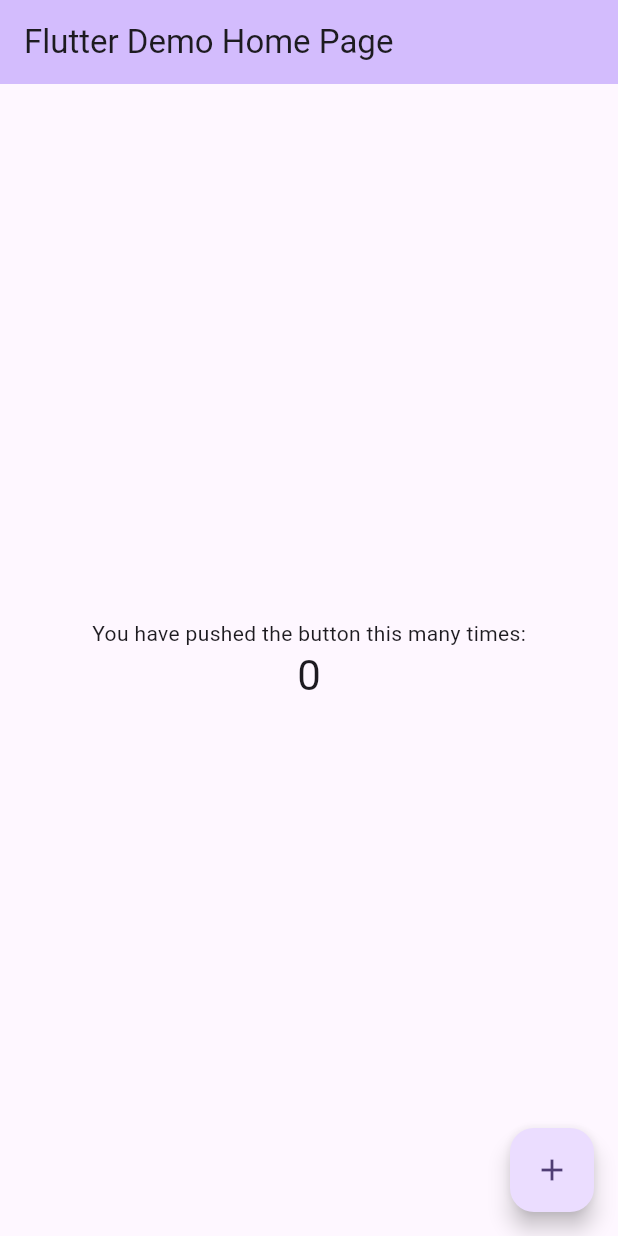
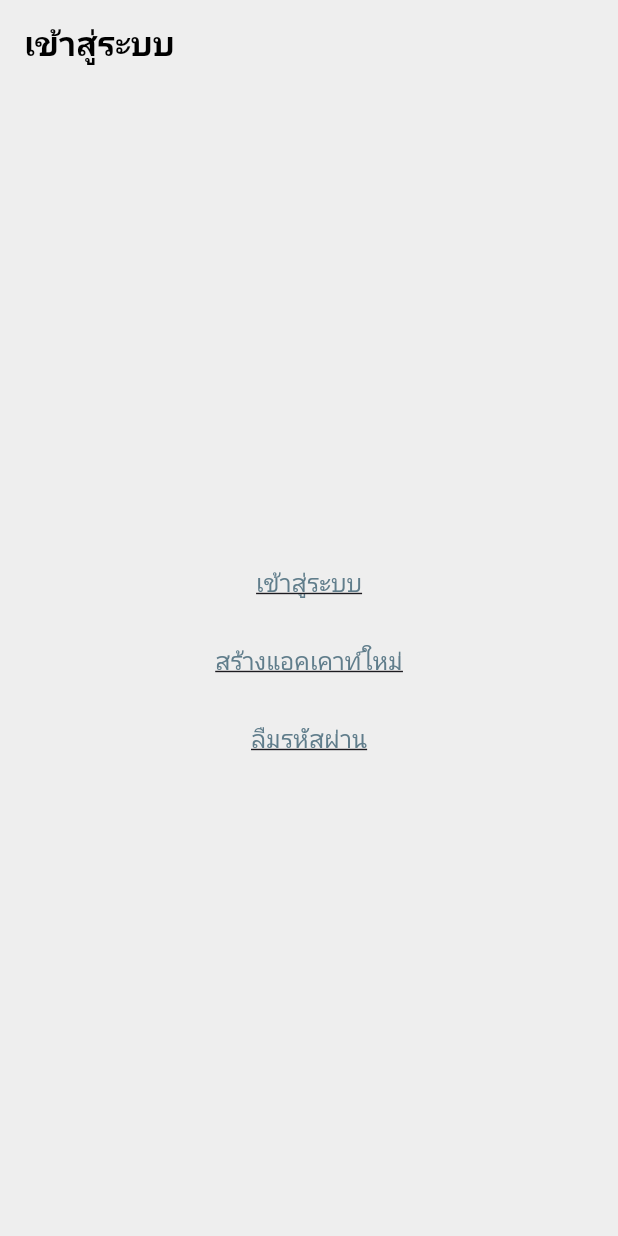
Before and after one commit to haroonsiddiqqureshi/firebase_authen, a Flutter app: the screen it shows after launch, on a phone screen of 412 x 824 dp. Run offline on Flutter 3.47's test engine with Material 3 defaults, Android fonts, the phone set to English and light mode, and no system bars; our stand-ins replace firebase_auth, firebase_core; accounts and stored records are empty.

Commit message:
firebase-auth

```diff
--- /dev/null
+++ b/lib/auth.dart
@@ -0,0 +1,85 @@
+import 'package:flutter/material.dart';
+import 'sign_in.dart';
+import 'sign_up.dart';
+import 'forgot_password.dart';
+
+class Auth extends StatelessWidget {
+  const Auth({super.key});
+
+  @override
+  Widget build(BuildContext context) {
+    return Scaffold(
+      backgroundColor: Colors.grey[200],
+      appBar: AppBar(
+        title: const Text("เข้าสู่ระบบ",
+            style: TextStyle(color: Colors.black, fontWeight: FontWeight.w700)),
+        backgroundColor: Colors.transparent,
+        elevation: 0,
+      ),
+      body: Center(
+        child: Padding(
+          padding: const EdgeInsets.symmetric(horizontal: 24.0),
+          child: Column(
+            mainAxisAlignment: MainAxisAlignment.center,
+            crossAxisAlignment: CrossAxisAlignment.stretch,
+            children: [
+              TextButton(
+                onPressed: () {
+                  Navigator.push(
+                    context,
+                    MaterialPageRoute(builder: (_) => const SignIn()),
+                  );
+                },
+                style: ButtonStyle(
+                  overlayColor: WidgetStateProperty.all(
+                      Colors.transparent), // Removes the hover effect
+                ),
+                child: const Text("เข้าสู่ระบบ",
+                    style: TextStyle(
+                        fontSize: 16,
+                        color: Colors.blueGrey,
+                        decoration: TextDecoration.underline)),
+              ),
+              const SizedBox(height: 4),
+              TextButton(
+                onPressed: () {
+                  Navigator.push(
+                    context,
+                    MaterialPageRoute(builder: (_) => const SignUp()),
+                  );
+                },
+                style: ButtonStyle(
+                  overlayColor: WidgetStateProperty.all(
+                      Colors.transparent), // Removes the hover effect
+                ),
+                child: const Text("สร้างแอคเคาท์ใหม่",
+                    style: TextStyle(
+                        fontSize: 16,
+                        color: Colors.blueGrey,
+                        decoration: TextDecoration.underline)),
+              ),
+              const SizedBox(height: 4),
+              TextButton(
+                onPressed: () {
+                  Navigator.push(
+                    context,
+                    MaterialPageRoute(builder: (_) => const ForgotPassword()),
+                  );
+                },
+                style: ButtonStyle(
+                  overlayColor: WidgetStateProperty.all(
+                      Colors.transparent), // Removes the hover effect
+                ),
+                child: const Text("ลืมรหัสผ่าน",
+                    style: TextStyle(
+                        fontSize: 16,
+                        color: Colors.blueGrey,
+                        decoration: TextDecoration.underline)),
+              ),
+            ],
+          ),
+        ),
+      ),
+    );
+  }
+}
--- a/lib/main.dart
+++ b/lib/main.dart
@@ -1,125 +1,28 @@
 import 'package:flutter/material.dart';
+import 'package:firebase_core/firebase_core.dart';
+import 'firebase_options.dart';
+import 'auth.dart';
 
-void main() {
+void main() async {
+  WidgetsFlutterBinding.ensureInitialized();
+  await Firebase.initializeApp(
+    options: DefaultFirebaseOptions.currentPlatform,
+  );
   runApp(const MyApp());
 }
 
 class MyApp extends StatelessWidget {
   const MyApp({super.key});
 
-  // This widget is the root of your application.
   @override
   Widget build(BuildContext context) {
     return MaterialApp(
-      title: 'Flutter Demo',
+      debugShowCheckedModeBanner: false,
+      title: 'Flutter Firebase Login',
       theme: ThemeData(
-        // This is the theme of your application.
-        //
-        // TRY THIS: Try running your application with "flutter run". You'll see
-        // the application has a purple toolbar. Then, without quitting the app,
-        // try changing the seedColor in the colorScheme below to Colors.green
-        // and then invoke "hot reload" (save your changes or press the "hot
-        // reload" button in a Flutter-supported IDE, or press "r" if you used
-        // the command line to start the app).
-        //
-        // Notice that the counter didn't reset back to zero; the application
-        // state is not lost during the reload. To reset the state, use hot
-        // restart instead.
-        //
-        // This works for code too, not just values: Most code changes can be
-        // tested with just a hot reload.
-        colorScheme: ColorScheme.fromSeed(seedColor: Colors.deepPurple),
-        useMaterial3: true,
+        primarySwatch: Colors.blueGrey,
       ),
-      home: const MyHomePage(title: 'Flutter Demo Home Page'),
+      home: const Auth(), // หน้าแรกคือหน้าล็อกอิน
     );
   }
 }
-
-class MyHomePage extends StatefulWidget {
-  const MyHomePage({super.key, required this.title});
-
-  // This widget is the home page of your application. It is stateful, meaning
-  // that it has a State object (defined below) that contains fields that affect
-  // how it looks.
-
-  // This class is the configuration for the state. It holds the values (in this
-  // case the title) provided by the parent (in this case the App widget) and
-  // used by the build method of the State. Fields in a Widget subclass are
-  // always marked "final".
-
-  final String title;
-
-  @override
-  State<MyHomePage> createState() => _MyHomePageState();
-}
-
-class _MyHomePageState extends State<MyHomePage> {
-  int _counter = 0;
-
-  void _incrementCounter() {
-    setState(() {
-      // This call to setState tells the Flutter framework that something has
-      // changed in this State, which causes it to rerun the build method below
-      // so that the display can reflect the updated values. If we changed
-      // _counter without calling setState(), then the build method would not be
-      // called again, and so nothing would appear to happen.
-      _counter++;
-    });
-  }
-
-  @override
-  Widget build(BuildContext context) {
-    // This method is rerun every time setState is called, for instance as done
-    // by the _incrementCounter method above.
-    //
-    // The Flutter framework has been optimized to make rerunning build methods
-    // fast, so that you can just rebuild anything that needs updating rather
-    // than having to individually change instances of widgets.
-    return Scaffold(
-      appBar: AppBar(
-        // TRY THIS: Try changing the color here to a specific color (to
-        // Colors.amber, perhaps?) and trigger a hot reload to see the AppBar
-        // change color while the other colors stay the same.
-        backgroundColor: Theme.of(context).colorScheme.inversePrimary,
-        // Here we take the value from the MyHomePage object that was created by
-        // the App.build method, and use it to set our appbar title.
-        title: Text(widget.title),
-      ),
-      body: Center(
-        // Center is a layout widget. It takes a single child and positions it
-        // in the middle of the parent.
-        child: Column(
-          // Column is also a layout widget. It takes a list of children and
-          // arranges them vertically. By default, it sizes itself to fit its
-          // children horizontally, and tries to be as tall as its parent.
-          //
-          // Column has various properties to control how it sizes itself and
-          // how it positions its children. Here we use mainAxisAlignment to
-          // center the children vertically; the main axis here is the vertical
-          // axis because Columns are vertical (the cross axis would be
-          // horizontal).
-          //
-          // TRY THIS: Invoke "debug painting" (choose the "Toggle Debug Paint"
-          // action in the IDE, or press "p" in the console), to see the
-          // wireframe for each widget.
-          mainAxisAlignment: MainAxisAlignment.center,
-          children: <Widget>[
-            const Text(
-              'You have pushed the button this many times:',
-            ),
-            Text(
-              '$_counter',
-              style: Theme.of(context).textTheme.headlineMedium,
-            ),
-          ],
-        ),
-      ),
-      floatingActionButton: FloatingActionButton(
-        onPressed: _incrementCounter,
-        tooltip: 'Increment',
-        child: const Icon(Icons.add),
-      ), // This trailing comma makes auto-formatting nicer for build methods.
-    );
-  }
-}
--- a/pubspec.yaml
+++ b/pubspec.yaml
@@ -34,6 +34,8 @@ dependencies:
   # The following adds the Cupertino Icons font to your application.
   # Use with the CupertinoIcons class for iOS style icons.
   cupertino_icons: ^1.0.8
+  firebase_core: ^3.11.0
+  firebase_auth: 5.4.2
 
 dev_dependencies:
   flutter_test:
```
Also changed, not shown: lib/forgot_password.dart (added, +97 -0 lines), lib/home_screen.dart (added, +43 -0 lines), lib/sign_in.dart (added, +108 -0 lines), lib/sign_up.dart (added, +116 -0 lines), firebase.json (added), lib/firebase_options.dart (added), pubspec.lock, 6 other files.
